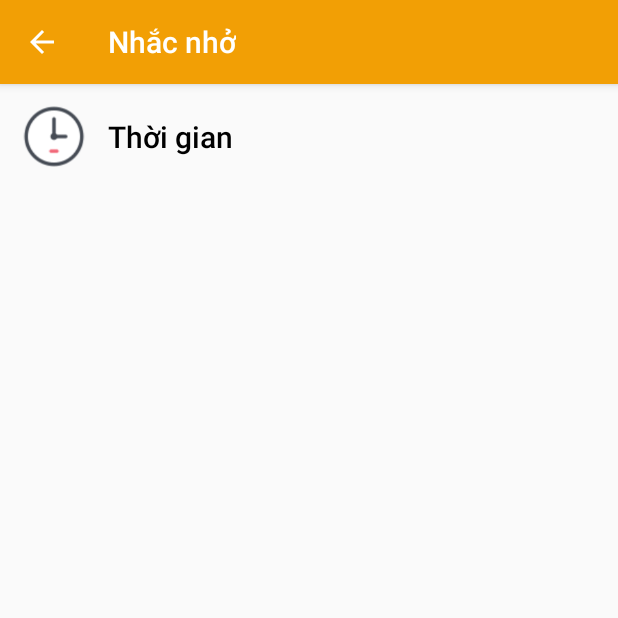
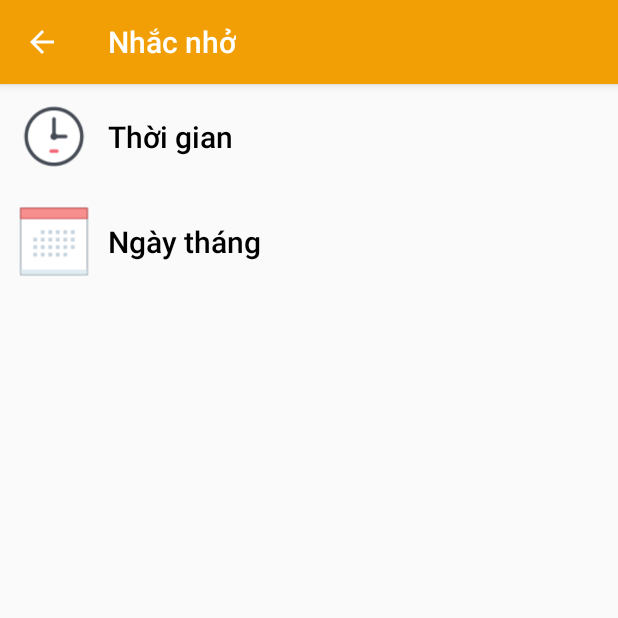
Before and after one commit to NguyenHue2709/LTDD-TH71-Nhom11, an Android app: the NhacTapMoiNgay screen opened directly, with no data from a screen before it, on a phone screen of 412 x 824 dp, the top half of it. Run offline under Robolectric (Android 15) with nearby library versions, the phone set to English and light mode, and no system bars.

Commit message:
add ngaythang NhacTapMoiNgay

```diff
--- a/app/src/main/res/layout/activity_nhac_tap_moi_ngay.xml
+++ b/app/src/main/res/layout/activity_nhac_tap_moi_ngay.xml
@@ -54,7 +54,49 @@
                     android:id="@+id/txt_timepickernhacnho"
                     android:layout_width="185dp"
                     android:layout_height="match_parent"
+                    android:gravity="right|center_vertical"
+                    android:textSize="20dp"
+                    android:textColor="#F2913D"
+                    tools:ignore="MissingConstraints" />
+
+            </LinearLayout>
+
+
+
+        </LinearLayout>
+
+        <LinearLayout
+            android:layout_width="match_parent"
+            android:layout_height="70dp"
+            android:orientation="horizontal">
+
+            <ImageView
+                android:id="@+id/imgCalendar"
+                android:layout_width="wrap_content"
+                android:layout_height="50dp"
+                android:layout_gravity="center_vertical"
+                android:src="@drawable/ic_calendar" />
+
+            <LinearLayout
+                android:layout_width="340dp"
+                android:layout_height="70dp"
+                android:orientation="horizontal">
+
+                <Button
+                    android:id="@+id/btn_datepickernhacnho"
+                    android:layout_width="152dp"
+                    android:layout_height="match_parent"
+                    android:background="@drawable/button_color"
                     android:gravity="center_vertical"
+                    android:text="Ngày tháng"
+                    android:textAllCaps="false"
+                    android:textColor="#000000"
+                    android:textSize="20dp" />
+                <TextView
+                    android:id="@+id/txt_datepickernhacnho"
+                    android:layout_width="185dp"
+                    android:layout_height="match_parent"
+                    android:gravity="right|center_vertical"
                     android:textSize="20dp"
                     android:textColor="#F2913D"
                     tools:ignore="MissingConstraints" />
```
Also changed, not shown: app/src/main/res/drawable/ic_calendar.png (added).
